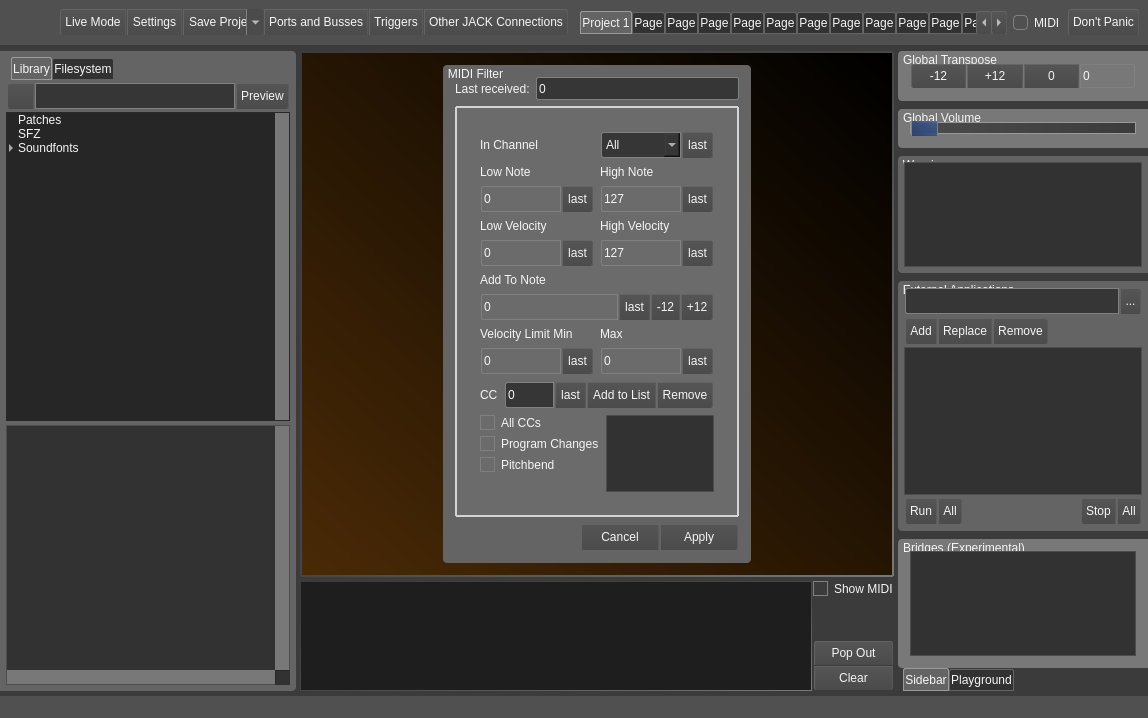
noedigcode/konfyt, file src/mainwindow.ui: the form before one commit.
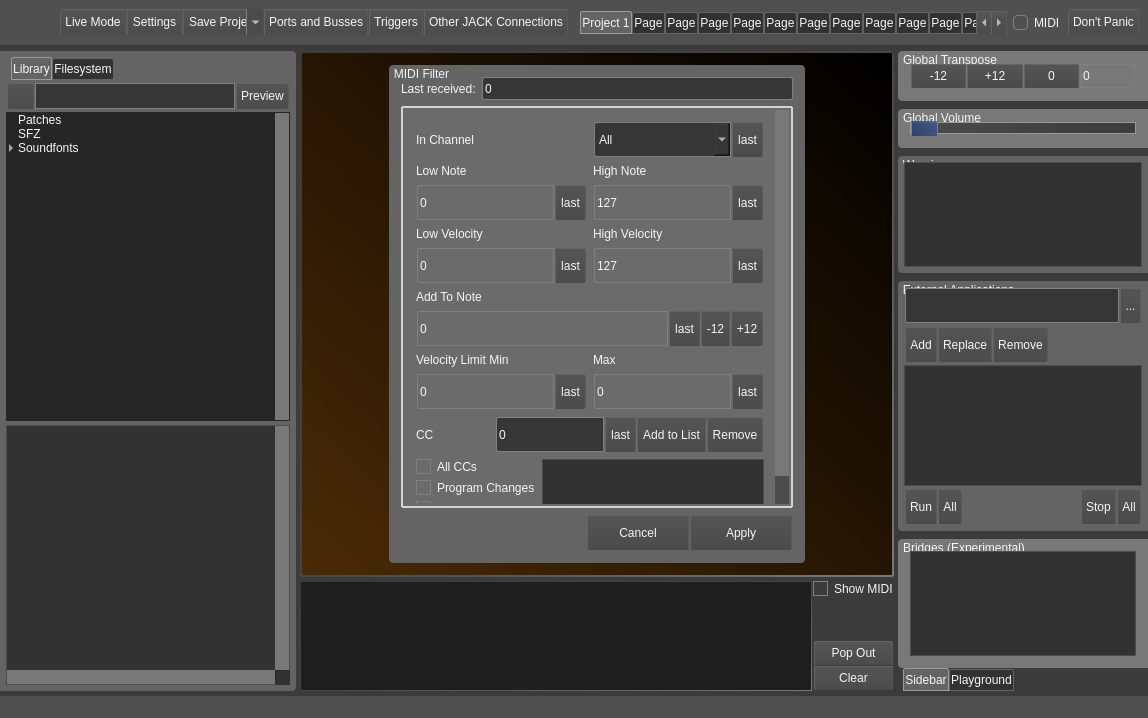
The form after the commit. The open tabs and pages were chosen to show the change. Icons and pictures are not drawn.

Commit message: Fix/improve layer widget alignment, layout and sizing.

The edit to the form file:
```diff
--- a/src/mainwindow.ui
+++ b/src/mainwindow.ui
@@ -3365,7 +3365,7 @@
                </property>
                <property name="maximumSize">
                 <size>
-                 <width>308</width>
+                 <width>416</width>
                  <height>1000</height>
                 </size>
                </property>
@@ -3439,6 +3439,18 @@
                    <string/>
                   </property>
                   <layout class="QVBoxLayout" name="verticalLayout_18">
+                   <property name="leftMargin">
+                    <number>1</number>
+                   </property>
+                   <property name="topMargin">
+                    <number>1</number>
+                   </property>
+                   <property name="rightMargin">
+                    <number>1</number>
+                   </property>
+                   <property name="bottomMargin">
+                    <number>1</number>
+                   </property>
                    <item>
                     <widget class="QScrollArea" name="scrollArea">
                      <property name="sizePolicy">
@@ -3464,8 +3476,8 @@
                        <rect>
                         <x>0</x>
                         <y>0</y>
-                        <width>243</width>
-                        <height>398</height>
+                        <width>374</width>
+                        <height>494</height>
                        </rect>
                       </property>
                       <layout class="QVBoxLayout" name="verticalLayout_14">
@@ -3483,13 +3495,13 @@
                            <property name="minimumSize">
                             <size>
                              <width>0</width>
-                             <height>28</height>
+                             <height>37</height>
                             </size>
                            </property>
                            <property name="maximumSize">
                             <size>
                              <width>16777215</width>
-                             <height>28</height>
+                             <height>37</height>
                             </size>
                            </property>
                            <property name="styleSheet">
@@ -3581,13 +3593,13 @@
                            <property name="minimumSize">
                             <size>
                              <width>0</width>
-                             <height>28</height>
+                             <height>37</height>
                             </size>
                            </property>
                            <property name="maximumSize">
                             <size>
                              <width>16777215</width>
-                             <height>28</height>
+                             <height>37</height>
                             </size>
                            </property>
                            <property name="styleSheet">
@@ -3672,13 +3684,13 @@
                            <property name="minimumSize">
                             <size>
                              <width>0</width>
-                             <height>28</height>
+                             <height>37</height>
                             </size>
                            </property>
                            <property name="maximumSize">
                             <size>
                              <width>16777215</width>
-                             <height>28</height>
+                             <height>37</height>
                             </size>
                            </property>
                            <property name="styleSheet">
@@ -3766,13 +3778,13 @@
                            <property name="minimumSize">
                             <size>
                              <width>0</width>
-                             <height>28</height>
+                             <height>37</height>
                             </size>
                            </property>
                            <property name="maximumSize">
                             <size>
                              <width>16777215</width>
-                             <height>28</height>
+                             <height>37</height>
                             </size>
                            </property>
                            <property name="styleSheet">
@@ -3881,13 +3893,13 @@
                            <property name="minimumSize">
                             <size>
                              <width>0</width>
-                             <height>28</height>
+                             <height>37</height>
                             </size>
                            </property>
                            <property name="maximumSize">
                             <size>
                              <width>16777215</width>
-                             <height>28</height>
+                             <height>37</height>
                             </size>
                            </property>
                            <property name="styleSheet">
@@ -4066,13 +4078,13 @@
                            <property name="minimumSize">
                             <size>
                              <width>0</width>
-                             <height>28</height>
+                             <height>37</height>
                             </size>
                            </property>
                            <property name="maximumSize">
                             <size>
                              <width>16777215</width>
-                             <height>28</height>
+                             <height>37</height>
                             </size>
                            </property>
                            <property name="styleSheet">
@@ -4221,13 +4233,13 @@
                            <property name="minimumSize">
                             <size>
                              <width>0</width>
-                             <height>28</height>
+                             <height>37</height>
                             </size>
                            </property>
                            <property name="maximumSize">
                             <size>
                              <width>16777215</width>
-                             <height>28</height>
+                             <height>37</height>
                             </size>
                            </property>
                            <property name="styleSheet">
@@ -4312,13 +4324,13 @@
                            <property name="minimumSize">
                             <size>
                              <width>0</width>
-                             <height>28</height>
+                             <height>37</height>
                             </size>
                            </property>
                            <property name="maximumSize">
                             <size>
                              <width>16777215</width>
-                             <height>28</height>
+                             <height>37</height>
                             </size>
                            </property>
                            <property name="styleSheet">
@@ -4421,13 +4433,13 @@
                            <property name="minimumSize">
                             <size>
                              <width>0</width>
-                             <height>28</height>
+                             <height>37</height>
                             </size>
                            </property>
                            <property name="maximumSize">
                             <size>
                              <width>16777215</width>
-                             <height>28</height>
+                             <height>37</height>
                             </size>
                            </property>
                            <property name="styleSheet">
@@ -4637,13 +4649,13 @@
                     <property name="minimumSize">
                      <size>
                       <width>0</width>
-                      <height>28</height>
+                      <height>37</height>
                      </size>
                     </property>
                     <property name="maximumSize">
                      <size>
                       <width>16777215</width>
-                      <height>28</height>
+                      <height>37</height>
                      </size>
                     </property>
                     <property name="styleSheet">
@@ -4684,7 +4696,7 @@
                        </property>
                        <property name="minimumSize">
                         <size>
-                         <width>78</width>
+                         <width>102</width>
                          <height>0</height>
                         </size>
                        </property>
@@ -4711,7 +4723,7 @@
                        </property>
                        <property name="minimumSize">
                         <size>
-                         <width>78</width>
+                         <width>102</width>
                          <height>0</height>
                         </size>
                        </property>
@@ -6557,13 +6569,13 @@
               <property name="minimumSize">
                <size>
                 <width>0</width>
-                <height>28</height>
+                <height>37</height>
                </size>
               </property>
               <property name="maximumSize">
                <size>
                 <width>16777215</width>
-                <height>28</height>
+                <height>37</height>
                </size>
               </property>
               <property name="styleSheet">
@@ -6661,13 +6673,13 @@
               <property name="minimumSize">
                <size>
                 <width>0</width>
-                <height>28</height>
+                <height>37</height>
                </size>
               </property>
               <property name="maximumSize">
                <size>
                 <width>16777215</width>
-                <height>28</height>
+                <height>37</height>
                </size>
               </property>
               <property name="styleSheet">
@@ -6807,13 +6819,13 @@
                 <property name="minimumSize">
                  <size>
                   <width>0</width>
-                  <height>28</height>
+                  <height>37</height>
                  </size>
                 </property>
                 <property name="maximumSize">
                  <size>
                   <width>16777215</width>
-                  <height>28</height>
+                  <height>37</height>
                  </size>
                 </property>
                 <property name="styleSheet">
@@ -6912,13 +6924,13 @@
                 <property name="minimumSize">
                  <size>
                   <width>0</width>
-                  <height>28</height>
+                  <height>37</height>
                  </size>
                 </property>
                 <property name="maximumSize">
                  <size>
                   <width>16777215</width>
-                  <height>28</height>
+                  <height>37</height>
                  </size>
                 </property>
                 <property name="styleSheet">
```
Left out of the diff: 14 changed lines with no effect on the pictures. The commit also changes 2 other files.
